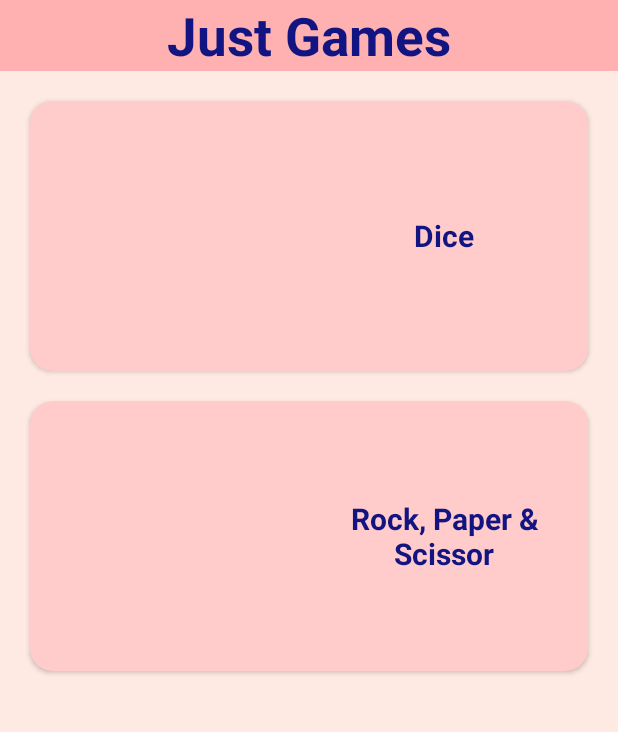
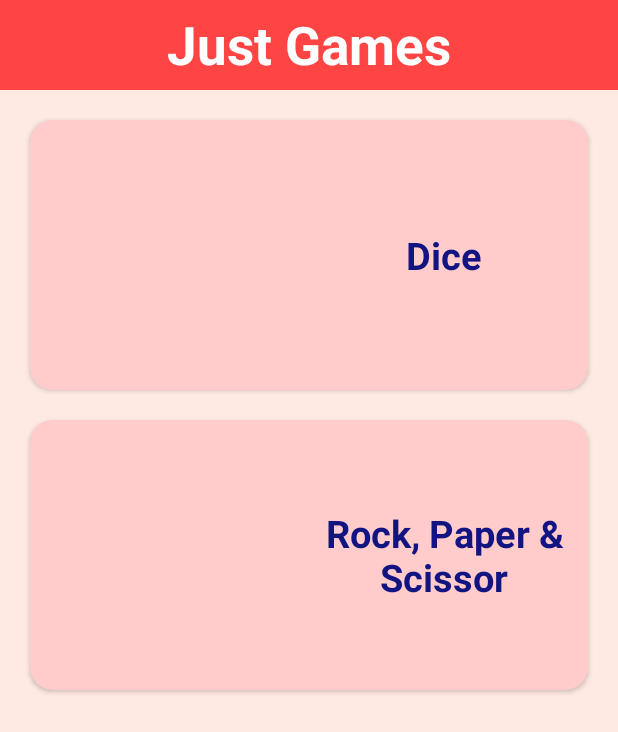
Before and after one commit to thee-smarty/Just-Games, an Android app: the screen it shows after launch (MainActivity), on a phone screen of 412 x 824 dp. Shown: the top 732 px of the screen. Run offline under Robolectric (Android 15) with nearby library versions, the light colour scheme and no system bars.

Commit message:
Update UI for activity_main.xml

```diff
--- a/app/src/main/res/layout/activity_main.xml
+++ b/app/src/main/res/layout/activity_main.xml
@@ -12,13 +12,13 @@
     <TextView
         android:id="@+id/title"
         android:layout_width="match_parent"
-        android:layout_height="wrap_content"
+        android:layout_height="60dp"
         android:text="Just Games"
         android:textStyle="bold"
         android:gravity="center"
         android:textSize="35dp"
-        android:textColor="#121481"
-        android:background="#ffb1b1"
+        android:textColor="@color/white"
+        android:background="@android:color/holo_red_light"
         android:layout_centerHorizontal="true"
         />
 
@@ -34,6 +34,7 @@
             android:layout_marginHorizontal="20dp"
             android:layout_marginTop="20dp"
             app:cardBackgroundColor="#ffcbcb"
+            android:id="@+id/dice"
             app:cardCornerRadius="15dp">
 
             <LinearLayout
@@ -53,7 +54,7 @@
                     android:text="Dice"
                     android:textStyle="bold"
                     android:textColor="#121481"
-                    android:textSize="20dp" />
+                    android:textSize="25dp" />
 
             </LinearLayout>
 
@@ -64,6 +65,7 @@
             android:layout_height="wrap_content"
             android:layout_marginHorizontal="20dp"
             android:layout_marginTop="20dp"
+            android:id="@+id/rps"
             app:cardBackgroundColor="#ffcbcb"
             app:cardCornerRadius="15dp">
 
@@ -85,7 +87,7 @@
                     android:text="Rock, Paper &amp; Scissor"
                     android:textStyle="bold"
                     android:textColor="#121481"
-                    android:textSize="20dp" />
+                    android:textSize="25dp" />
 
             </LinearLayout>
 
```
